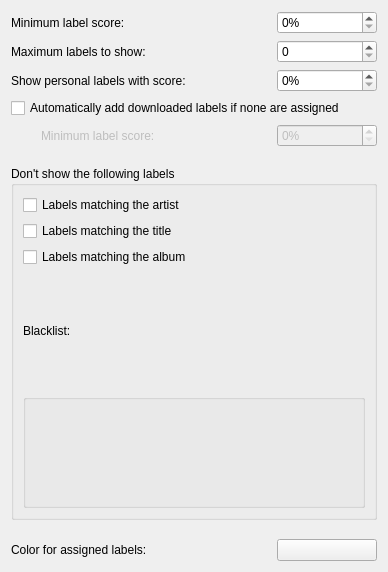
First picture: the form in src/context/applets/labels/labelsSettings.ui, repository KDE/amarok, before the edit.
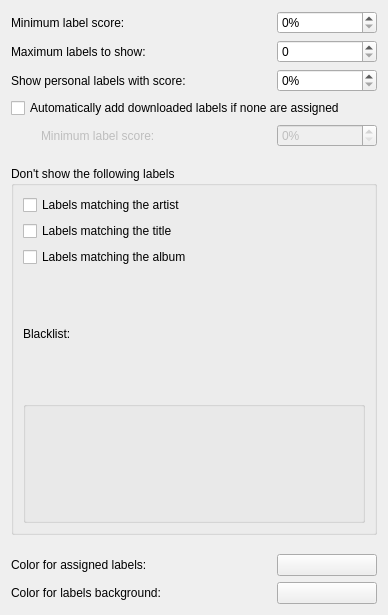
Second picture: the form after the edit. Custom widgets are drawn as their Qt base class.

Commit message: labels applet: draw label background and make selected labels bold

What changed in the file:
```diff
--- a/src/context/applets/labels/labelsSettings.ui
+++ b/src/context/applets/labels/labelsSettings.ui
@@ -7,7 +7,7 @@
     <x>0</x>
     <y>0</y>
     <width>388</width>
-    <height>572</height>
+    <height>615</height>
    </rect>
   </property>
   <property name="sizePolicy">
@@ -306,6 +306,36 @@
      </item>
     </layout>
    </item>
+   <item>
+    <layout class="QHBoxLayout" name="horizontalLayout_2">
+     <property name="rightMargin">
+      <number>0</number>
+     </property>
+     <item>
+      <widget class="QLabel" name="label_6">
+       <property name="sizePolicy">
+        <sizepolicy hsizetype="MinimumExpanding" vsizetype="Preferred">
+         <horstretch>0</horstretch>
+         <verstretch>0</verstretch>
+        </sizepolicy>
+       </property>
+       <property name="text">
+        <string>Color for labels background:</string>
+       </property>
+      </widget>
+     </item>
+     <item>
+      <widget class="KColorButton" name="backgroundColorButton">
+       <property name="minimumSize">
+        <size>
+         <width>100</width>
+         <height>0</height>
+        </size>
+       </property>
+      </widget>
+     </item>
+    </layout>
+   </item>
   </layout>
  </widget>
  <customwidgets>
```
The commit also changes 4 other files.
